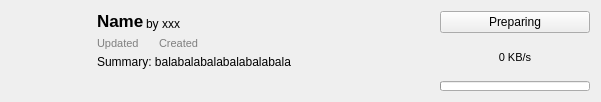
First picture: the form in src/ui/modrinth/modrinthmoditemwidget.ui, repository kaniol-lck/modmanager, before the edit.
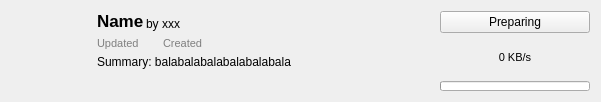
Second picture: the form after the edit. Icons and pictures are not drawn.

What changed in the file:
```diff
--- a/src/ui/modrinth/modrinthmoditemwidget.ui
+++ b/src/ui/modrinth/modrinthmoditemwidget.ui
@@ -113,7 +113,23 @@
       </layout>
      </item>
      <item>
+      <widget class="QWidget" name="modDateTime" native="true">
       <layout class="QHBoxLayout" name="horizontalLayout_2">
+        <property name="spacing">
+         <number>4</number>
+        </property>
+        <property name="leftMargin">
+         <number>0</number>
+        </property>
+        <property name="topMargin">
+         <number>0</number>
+        </property>
+        <property name="rightMargin">
+         <number>0</number>
+        </property>
+        <property name="bottomMargin">
+         <number>0</number>
+        </property>
        <item>
         <widget class="QLabel" name="label">
          <property name="font">
@@ -204,6 +220,7 @@
         </spacer>
        </item>
       </layout>
+      </widget>
      </item>
      <item>
       <widget class="QLabel" name="modSummary">
```
Left out of the diff: 2 changed lines with no effect on the pictures. Lines whose indentation alone changed are shown as unchanged.
